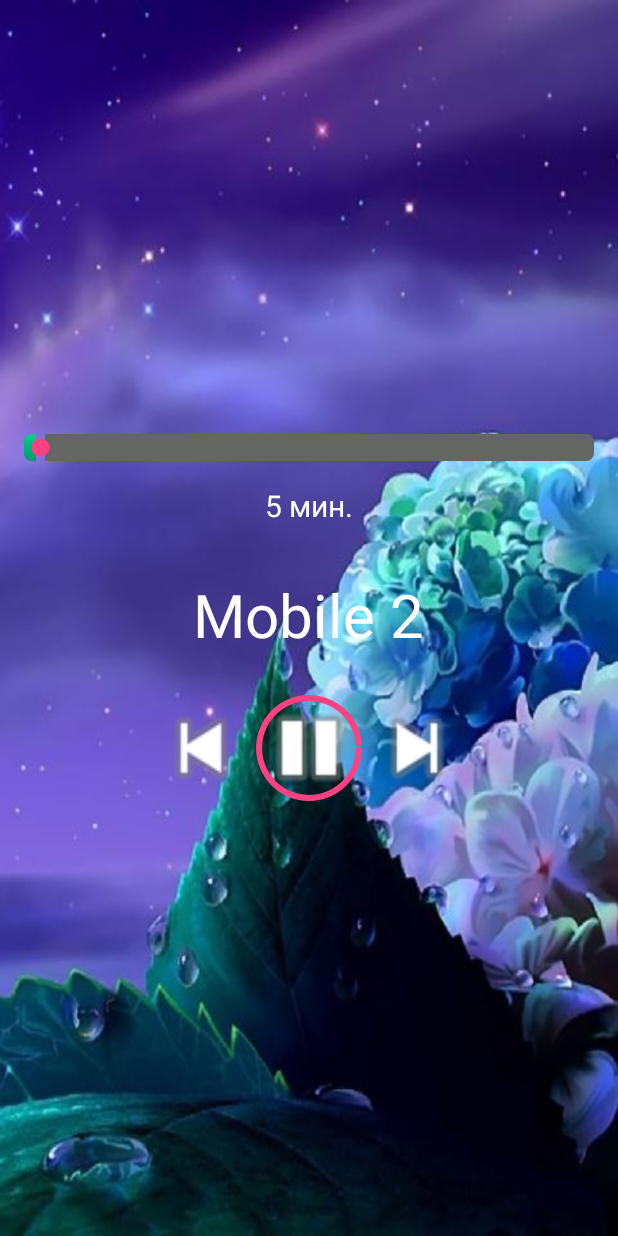
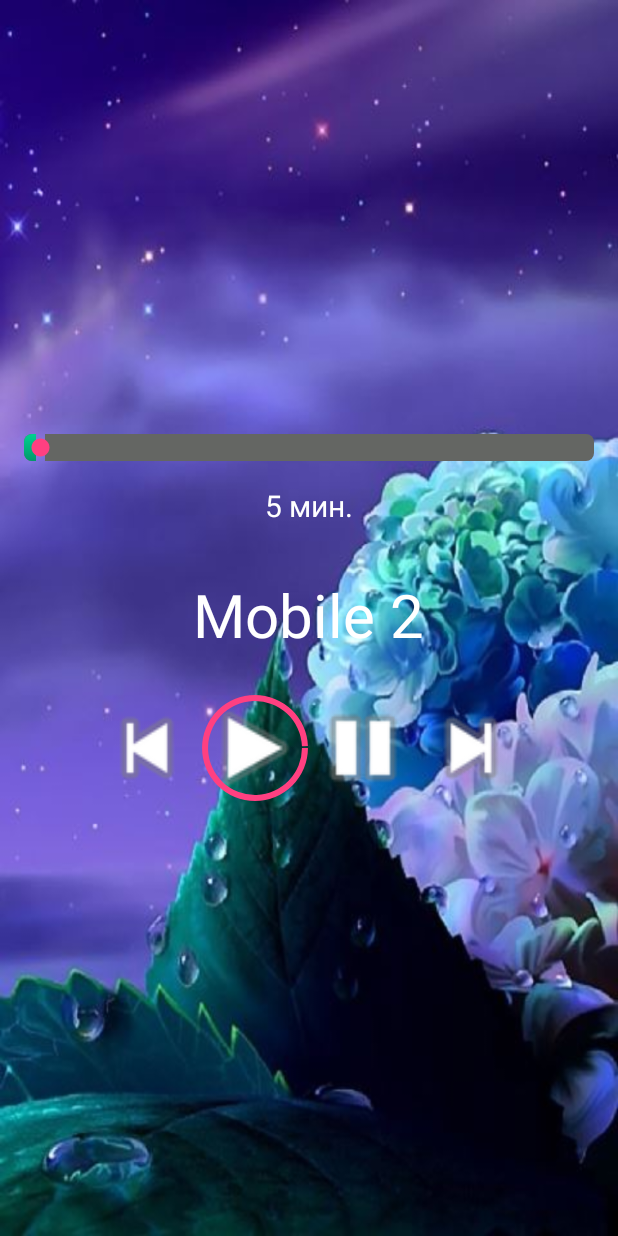
Before and after one commit to mihanic89/lullababy, an Android app: the screen it shows after launch (MainActivity), after a tap on an icon or button, on a phone screen of 412 x 824 dp. Run offline under Robolectric (Android 15) with nearby library versions, the light colour scheme and no system bars; our stand-ins replace AdMob; 1 statement that could not run was skipped; 1 other tap on this screen came first.

Commit message:
переделано на 4 кнопки

```diff
--- a/app/src/main/java/com/yamilab/lullababy/MainActivity.java
+++ b/app/src/main/java/com/yamilab/lullababy/MainActivity.java
@@ -135,26 +135,11 @@ public class MainActivity extends AppCompatActivity {
         //animation.start();
 
         btnStart = (ImageButton) findViewById(R.id.btnStart);
-        if (isMyServiceRunning(MediaPlayerService.class))
-            btnStart.setImageResource(android.R.drawable.ic_media_pause);
-            else
-            btnStart.setImageResource(android.R.drawable.ic_media_play);
+
         btnStart.setOnClickListener(new View.OnClickListener() {
             @Override
             public void onClick(View v) {
-                if (isMyServiceRunning(MediaPlayerService.class)){
-                    btnStart.setImageResource(android.R.drawable.ic_media_play);
-                    player.stopPlayer();
-                    cancelTimer();
-                    animation.cancel();
-                    progressBar.clearAnimation();
-                    progressBar.setVisibility(View.INVISIBLE);
-                }
-
-                    else{
-                    start_lullababy();
-                    btnStart.setImageResource(android.R.drawable.ic_media_pause);
-                }
+                start_lullababy();
                 /*
                 cancelTimer();
                 animation.setDuration(timer); //in milliseconds
@@ -170,7 +155,7 @@ public class MainActivity extends AppCompatActivity {
                 */
             }
         });
-        /*
+
         btnStop = (ImageButton) findViewById(R.id.btnStop);
         btnStop.setOnClickListener(new View.OnClickListener() {
             @Override
@@ -179,10 +164,10 @@ public class MainActivity extends AppCompatActivity {
                 cancelTimer();
                 animation.cancel();
                 progressBar.clearAnimation();
-
+                progressBar.setVisibility(View.INVISIBLE);
             }
         });
-        */
+
         btnPrevious = (ImageButton) findViewById(R.id.btnPrevious);
         btnPrevious.setOnClickListener(new View.OnClickListener() {
             @Override
--- a/app/src/main/res/layout/activity_main.xml
+++ b/app/src/main/res/layout/activity_main.xml
@@ -88,20 +88,31 @@
             <ImageButton
                 android:id="@+id/btnStart"
                 android:layout_width="72dp"
-
+                ads:srcCompat="@android:drawable/ic_media_play"
                 android:layout_height="72dp"
                 android:layout_toEndOf="@+id/btnPrevious"
                 android:background="@drawable/circularbutton"
                 android:scaleType="centerCrop"
+                android:clickable="true"
+                style="@style/Widget.AppCompat.Button.Colored"
                  />
-
+            <ImageButton
+                android:id="@+id/btnStop"
+                android:layout_width="72dp"
+                ads:srcCompat="@android:drawable/ic_media_pause"
+                android:layout_height="72dp"
+                android:layout_toEndOf="@+id/btnStart"
+                android:background="@drawable/circularbutton"
+                android:scaleType="centerCrop"
+                android:clickable="true"
+                />
 
 
             <ImageButton
                 android:id="@+id/btnNext"
                 android:layout_width="72dp"
                 android:layout_height="72dp"
-                android:layout_toEndOf="@+id/btnStart"
+                android:layout_toEndOf="@+id/btnStop"
                 android:background="@drawable/circularbutton"
                 android:scaleType="centerCrop"
                 ads:srcCompat="@android:drawable/ic_media_next" />
```
